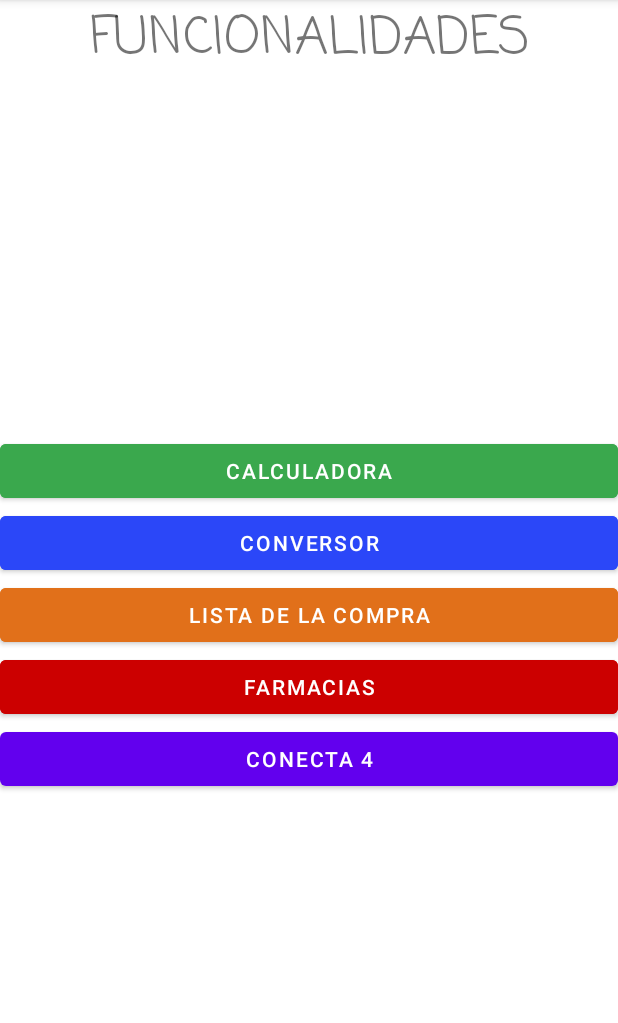
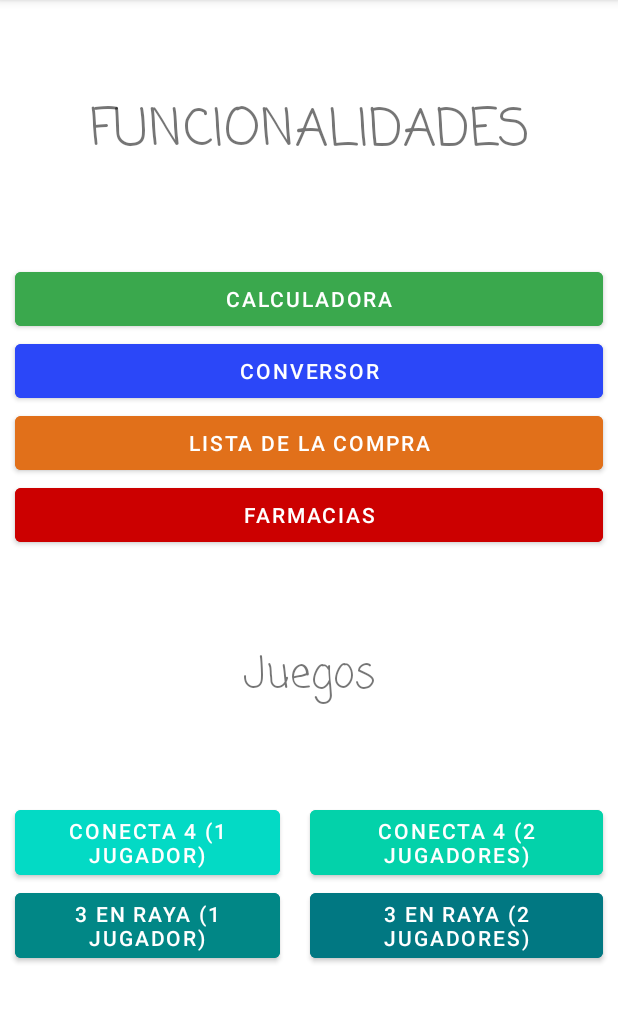
Before and after one commit to chemecador/utilidades, an Android app: the screen it shows after launch (MainActivity), on a phone screen of 412 x 824 dp, the part 84-1107 px from its top. Run offline under Robolectric (Android 15) with nearby library versions, the phone set to English and light mode, and no system bars.

Commit message:
Tres en raya comenzado

```diff
--- a/app/src/main/java/com/example/utilidades/MainActivity.java
+++ b/app/src/main/java/com/example/utilidades/MainActivity.java
@@ -19,7 +19,9 @@ public class MainActivity extends AppCompatActivity implements View.OnClickListe
     Button listaCompra;
     Button farmacias;
     Button conecta;
-
+    Button conectaAmigos;
+    Button tresEnRaya;
+    Button tresEnRayaAmigos;
 
     @Override
     protected void onCreate(Bundle savedInstanceState) {
@@ -40,6 +42,15 @@ public class MainActivity extends AppCompatActivity implements View.OnClickListe
 
         conecta = findViewById(R.id.bMainConecta);
         conecta.setOnClickListener(this);
+
+        conectaAmigos = findViewById(R.id.bMainConectaAmigo);
+        conectaAmigos.setOnClickListener(this);
+
+        tresEnRaya = findViewById(R.id.bMainTres);
+        tresEnRaya.setOnClickListener(this);
+
+        tresEnRayaAmigos = findViewById(R.id.bMainTresAmigo);
+        tresEnRayaAmigos.setOnClickListener(this);
     }
 
     @Override
@@ -58,12 +69,25 @@ public class MainActivity extends AppCompatActivity implements View.OnClickListe
                 startActivity(iList);
                 break;
             case R.id.bMainFarmacias:
-                Intent iFarm = new Intent(this,FarmaciaActivity.class);
+                Intent iFarm = new Intent(this, FarmaciaActivity.class);
                 startActivity(iFarm);
                 break;
             case R.id.bMainConecta:
-                Intent iCone = new Intent(this,ConectaActivity.class);
+                Intent iCone = new Intent(this, ConectaActivity.class);
                 startActivity(iCone);
+                break;
+            case R.id.bMainConectaAmigo:
+                Intent iConeAmig = new Intent(this, ConectaAmigosActivity.class);
+                startActivity(iConeAmig);
+                break;
+            case R.id.bMainTres:
+                Intent iTres = new Intent(this, TresEnRayaActivity.class);
+                startActivity(iTres);
+                break;
+            case R.id.bMainTresAmigo:
+                Intent iTresAmig = new Intent(this, TresEnRayaAmigosActivity.class);
+                startActivity(iTresAmig);
+                break;
         }
     }
 
--- a/app/src/main/res/layout/activity_main.xml
+++ b/app/src/main/res/layout/activity_main.xml
@@ -13,6 +13,7 @@
         android:layout_height="wrap_content"
         android:layout_weight="1"
         android:fontFamily="casual"
+        android:gravity="center_horizontal|center_vertical"
         android:text="FUNCIONALIDADES"
         android:textAlignment="center"
         android:textSize="34sp" />
@@ -28,6 +29,8 @@
             android:layout_height="wrap_content"
             android:layout_weight="1"
             android:backgroundTint="#3AA84D"
+            android:insetLeft="10dp"
+            android:insetRight="10dp"
             android:text="@string/strCalculadora"
             tools:text="@string/strCalculadora" />
 
@@ -44,6 +47,8 @@
             android:layout_height="wrap_content"
             android:layout_weight="1"
             android:backgroundTint="#2B47F8"
+            android:insetLeft="10dp"
+            android:insetRight="10dp"
             android:text="@string/strConversor" />
     </LinearLayout>
 
@@ -58,6 +63,8 @@
             android:layout_height="wrap_content"
             android:layout_weight="1"
             android:backgroundTint="#E1701A"
+            android:insetLeft="10dp"
+            android:insetRight="10dp"
             android:text="@string/strListaCompra" />
     </LinearLayout>
 
@@ -72,7 +79,46 @@
             android:layout_height="wrap_content"
             android:layout_weight="1"
             android:backgroundTint="@android:color/holo_red_dark"
+            android:insetLeft="10dp"
+            android:insetRight="10dp"
             android:text="@string/strFarmacias" />
+    </LinearLayout>
+
+    <TextView
+        android:id="@+id/textView2"
+        android:layout_width="match_parent"
+        android:layout_height="wrap_content"
+        android:layout_weight="1"
+        android:fontFamily="casual"
+        android:gravity="center_horizontal|center_vertical"
+        android:text="@string/strJuegos"
+        android:textAlignment="center"
+        android:textSize="28sp" />
+
+    <LinearLayout
+        android:layout_width="match_parent"
+        android:layout_height="wrap_content"
+        android:orientation="horizontal">
+
+        <Button
+            android:id="@+id/bMainConecta"
+            android:layout_width="wrap_content"
+            android:layout_height="wrap_content"
+            android:layout_weight="1"
+            android:backgroundTint="@color/teal_200"
+            android:insetLeft="10dp"
+            android:insetRight="10dp"
+            android:text="@string/strConecta" />
+
+        <Button
+            android:id="@+id/bMainConectaAmigo"
+            android:layout_width="wrap_content"
+            android:layout_height="wrap_content"
+            android:layout_weight="1"
+            android:backgroundTint="#03D2AA"
+            android:insetLeft="10dp"
+            android:insetRight="10dp"
+            android:text="@string/srtConectaAmigo" />
     </LinearLayout>
 
     <LinearLayout
@@ -82,11 +128,24 @@
         android:orientation="horizontal">
 
         <Button
-            android:id="@+id/bMainConecta"
+            android:id="@+id/bMainTres"
             android:layout_width="wrap_content"
             android:layout_height="wrap_content"
             android:layout_weight="1"
-            android:text="@string/strConecta" />
+            android:backgroundTint="@color/teal_700"
+            android:insetLeft="10dp"
+            android:insetRight="10dp"
+            android:text="@string/strTres" />
+
+        <Button
+            android:id="@+id/bMainTresAmigo"
+            android:layout_width="wrap_content"
+            android:layout_height="wrap_content"
+            android:layout_weight="1"
+            android:backgroundTint="#017882"
+            android:insetLeft="10dp"
+            android:insetRight="10dp"
+            android:text="@string/strTresAmigo" />
     </LinearLayout>
 
 </LinearLayout>
--- a/app/src/main/res/values/strings.xml
+++ b/app/src/main/res/values/strings.xml
@@ -33,5 +33,9 @@
     <string name="strNombre">Nombre:</string>
     <string name="strTelefono">Teléfono:</string>
     <string name="strDireccion">Dirección:</string>
-    <string name="strConecta">Conecta 4</string>
+    <string name="strConecta">Conecta 4 (1 jugador) </string>
+    <string name="srtConectaAmigo">Conecta 4 (2 jugadores)</string>
+    <string name="strTres">3 en raya (1 jugador)</string>
+    <string name="strTresAmigo">3 en raya (2 jugadores)</string>
+    <string name="strJuegos">Juegos</string>
 </resources>
```
Also changed, not shown: app/src/main/AndroidManifest.xml (+9 -0 lines), app/src/main/java/com/example/utilidades/ConectaAmigosActivity.java (added, +14 -0 lines), app/src/main/java/com/example/utilidades/TresEnRayaActivity.java (added, +296 -0 lines), app/src/main/java/com/example/utilidades/TresEnRayaAmigosActivity.java (added, +14 -0 lines), app/src/main/res/layout/activity_conecta_amigos.xml (added, +9 -0 lines), app/src/main/res/layout/activity_tres_en_raya.xml (added, +100 -0 lines), app/src/main/res/layout/activity_tres_en_raya_amigos.xml (added, +9 -0 lines).
